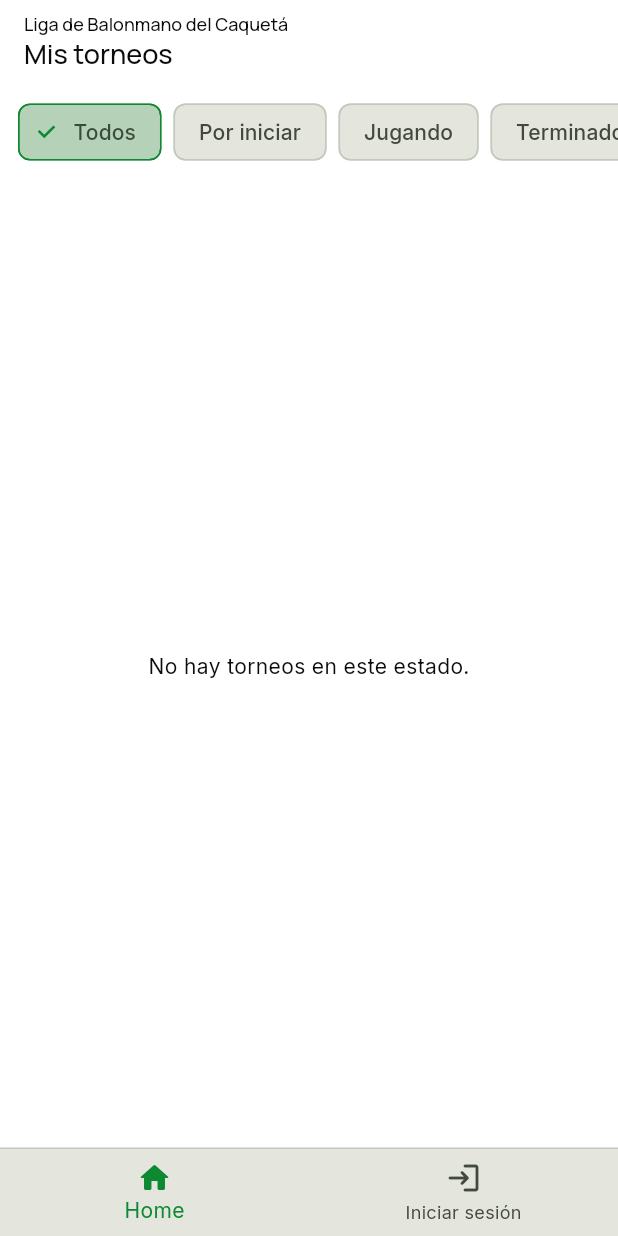
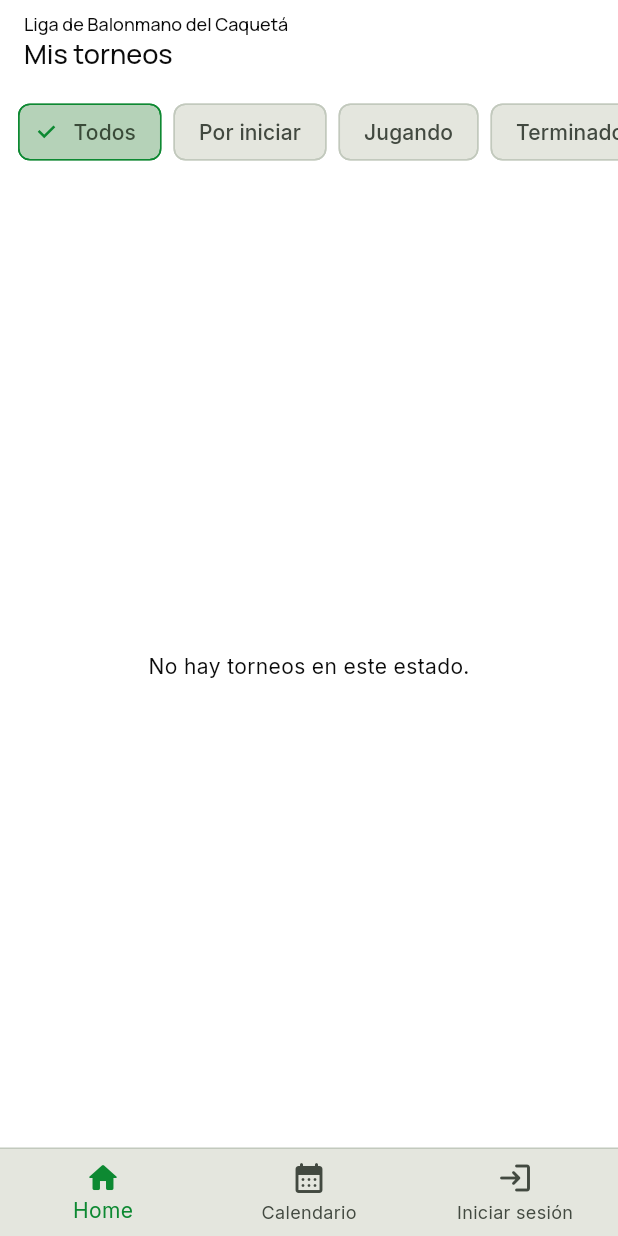
Before and after one commit to tatiana1104/handplay_demo, a Flutter app: the screen it shows after launch, on a phone screen of 412 x 824 dp. Run offline on Flutter 3.47's test engine with Material 3 defaults, Android fonts, the phone set to English and light mode, and no system bars; our stand-ins replace cloud_firestore, dartz, equatable, firebase_auth, firebase_core, firebase_messaging and 5 more; accounts and stored records are empty.

Commit message:
Fix public match visibility and admin referee access

```diff
--- a/lib/features/auth/presentation/screens/login_screen.dart
+++ b/lib/features/auth/presentation/screens/login_screen.dart
@@ -93,8 +93,8 @@ class _LoginScreenState extends State<LoginScreen> {
             // Login sigue siendo una vista pública: muestra Home e Iniciar sesión,
             // no las opciones de usuario autenticado.
             bottomNavigationBar: const AppBottomNavigationBar(
-              selectedIndex: 1,
-              isAuthenticated: false,
+selectedIndex: 2,
+    isAuthenticated: false,
             ),
           );
         },
--- a/lib/shared/widgets/app_bottom_navigation_bar.dart
+++ b/lib/shared/widgets/app_bottom_navigation_bar.dart
@@ -55,14 +55,14 @@ class AppBottomNavigationBar extends StatelessWidget {
                 context.go(RouteNames.home); // Navegamos a la pantalla de inicio (lista de torneos) cuando se toca el primer elemento (índice 0) de la barra de navegación inferior
                 break;
               case 1:
-                if (isAuthenticated) {
-                  Navigator.of(context).push(MaterialPageRoute(builder: (_) => const CalendarScreen()));
-                } else {
+                Navigator.of(context).push(MaterialPageRoute(builder: (_) => const CalendarScreen()));
+                break;
+              case 2:
+                if (effectiveAdmin) {
+                  Navigator.of(context).push(MaterialPageRoute(builder: (_) => const RefereesScreen()));
+                } else if (!isAuthenticated) {
                   context.go(RouteNames.login);
                 }
-                break;
-              case 2:
-                Navigator.of(context).push(MaterialPageRoute(builder: (_) => const RefereesScreen()));
                 break;
               case 3:
                 context.go(RouteNames.profile);
@@ -80,29 +80,21 @@ class AppBottomNavigationBar extends StatelessWidget {
           // reemplaza el acceso de sesión por Perfil.
           items: isAuthenticated
               ? [
-                  BottomNavigationBarItem(
+                  const BottomNavigationBarItem(icon: Icon(Icons.home_rounded), label: 'Home'),
+                  const BottomNavigationBarItem(icon: Icon(Icons.calendar_month_rounded), label: 'Calendario'),
+                  if (effectiveAdmin) const BottomNavigationBarItem(icon: Icon(Icons.sports_outlined), label: 'Árbitros'),
+                  const BottomNavigationBarItem(icon: Icon(Icons.person_rounded), label: 'Perfil'),
+                ]
+              : [
+                  const BottomNavigationBarItem(
                     icon: Icon(Icons.home_rounded),
                     label: 'Home',
                   ),
-                  BottomNavigationBarItem(
+                  const BottomNavigationBarItem(
                     icon: Icon(Icons.calendar_month_rounded),
                     label: 'Calendario',
                   ),
-                  BottomNavigationBarItem(
-                    icon: Icon(Icons.sports_outlined),
-                    label: 'Árbitros',
-                  ),
-                  BottomNavigationBarItem(
-                    icon: Icon(Icons.person_rounded),
-                    label: 'Perfil',
-                  ),
-                ]
-              : const [
-                  BottomNavigationBarItem(
-                    icon: Icon(Icons.home_rounded),
-                    label: 'Home',
-                  ),
-                  BottomNavigationBarItem(
+                  const BottomNavigationBarItem(
                     icon: Icon(Icons.login_rounded),
                     label: 'Iniciar sesión',
                   ),
```
Also changed, not shown: lib/features/referees/presentation/screens/referees_screen.dart (+9 -2 lines), 2 other files.
